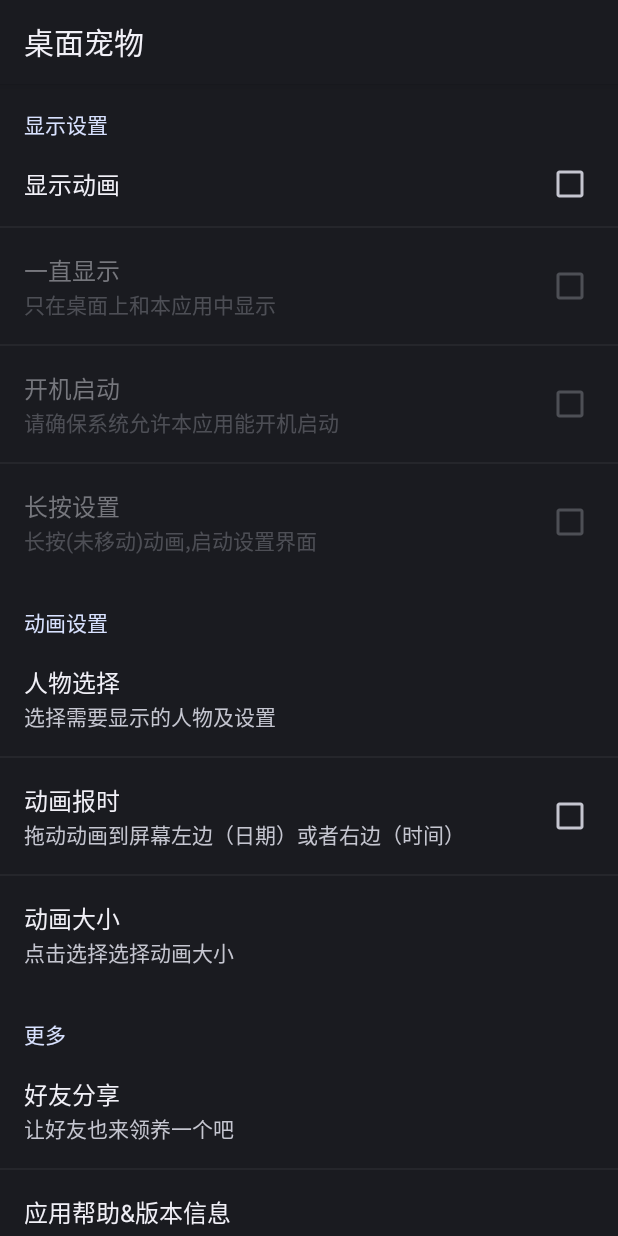
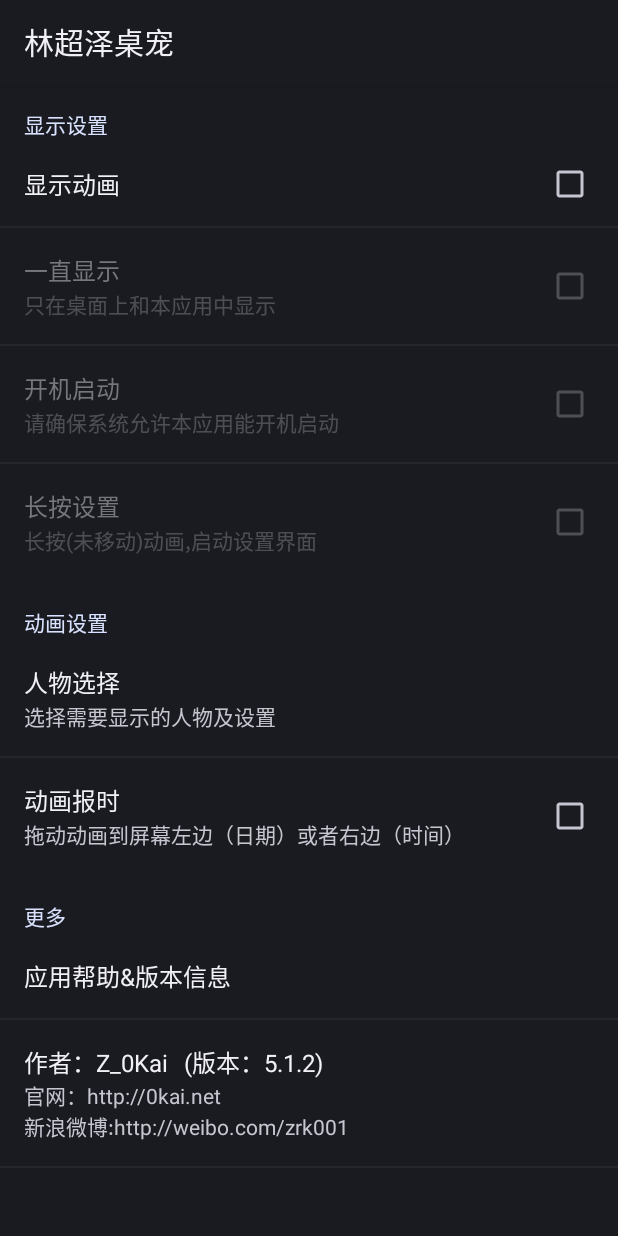
Before and after one commit to zhuwenwei2017/2018, an Android app: the screen it shows after launch (MainSettings), on a phone screen of 412 x 824 dp. Run offline under Robolectric (Android 15) with nearby library versions, the phone set to English and light mode, and no system bars; libraries missing offline, so code that uses them is left out: com.umeng.analytics; 1 statement that could not run was skipped.

Commit message:
修改文本

```diff
--- a/PET-OP/app/src/main/java/akai/pet/one/piece/AppService.java
+++ b/PET-OP/app/src/main/java/akai/pet/one/piece/AppService.java
@@ -103,7 +103,7 @@ public class AppService extends Service implements OnSharedPreferenceChangeListe
         handler.post(changRunnable);
         if(!sp.getBoolean("all_app_visible", false))
             handler.post(homeRunnable);
-        frameTime = Integer.parseInt(sp.getString("frame_time", "150"));
+        frameTime = Integer.parseInt(sp.getString("frame_time", "200"));
         randomTime = Integer.parseInt(sp.getString("random_time", "5000"));
         //屏幕为on
         sp.edit().putBoolean("screen_on", true).commit();
@@ -247,7 +247,7 @@ public class AppService extends Service implements OnSharedPreferenceChangeListe
             addPerson();
         }
         else if("frame_time".equals(key)){
-            frameTime = Integer.parseInt(sp.getString("frame_time", "150"));
+            frameTime = Integer.parseInt(sp.getString("frame_time", "200"));
         }
         else if("random_time".equals(key)){
             randomTime = Integer.parseInt(sp.getString("random_time", "5000"));
--- a/PET-OP/app/src/main/java/akai/pet/one/piece/settings/PersonSettingDialog.java
+++ b/PET-OP/app/src/main/java/akai/pet/one/piece/settings/PersonSettingDialog.java
@@ -79,7 +79,7 @@ public class PersonSettingDialog extends AlertDialog{
 			//perference_key        //icon                    //name
 			{"panda_action_sit",	R.drawable.panda_sit,	  R.string.str_sit},
 			{"panda_action_walk",	R.drawable.panda_walk_1,  R.string.str_walk},
-			{"panda_action_stand",	R.drawable.panda_stand,	  R.string.str_stand},
+//			{"panda_action_stand",	R.drawable.panda_stand,	  R.string.str_stand},
 	};
 	private final Object nanjingData[][] = {
 			//perference_key        //icon                    //name
--- a/PET-OP/app/src/main/res/values/strings.xml
+++ b/PET-OP/app/src/main/res/values/strings.xml
@@ -1,33 +1,25 @@
 <?xml version="1.0" encoding="utf-8"?>
 <resources>
     <!-- 描述 -->
-    <string name="app_name">桌面宠物</string>
+    <string name="app_name">林超泽桌宠</string>
     <string name="luffy_full_name">蒙奇·D·路飛\n(MONKEY·D·LUFFY)</string>
     <string name="zoro_full_name">羅洛亞·卓洛\n(RORONOA·ZORO)</string>
     <string name="law_full_name">特拉法爾加·羅\n(TRAFALGAR·LAW)</string>
     <string name="chopper_full_name">托尼托尼·喬巴\n(TONY ~·CHOPPER)</string>
-    <string name="panda_full_name">熊猫\n(PANDA)</string>
-    <string name="nanjing_full_name">南京\n(NANJING)</string>
+    <string name="panda_full_name">熊猫\n(作者：Yihre)</string>
+    <string name="nanjing_full_name">0722杭州站\n(作者：旭)</string>
     <string name="luffy">路飛</string>
     <string name="zoro">卓洛</string>
     <string name="law">羅</string>
     <string name="chopper">喬巴</string>
     <string name="panda">熊猫</string>
-    <string name="nanjing">南京</string>
-    <string name="welcome_hlep">【介绍】\n
-								《桌面宠物：OP版》V5重大升级，添加了网络更新下载资源功能。
-								版本中默认本地人物：路飞、卓洛、罗和乔巴。
-								本人属于上班族，空余时间开发，感谢大家的支持，谢谢！\n
-								如果觉得不错就分享给好友吧！\n
-								期待下次更新，请关注在线人物的更新。\n
-								这个可爱的小人物可以在任何界面上显示，不再局限于壁纸上，也不需要为壁纸更换的局限个烦恼，
-								还可以为你播报日期时间。海迷们还等什么，快来领取你的桌面宠物吧！\n\n
-								【版本说明】\n
-								Ver5.1.2:\n
-								1、修复了无法下载问题\n
-								【帮助】\n
-								在线资源下载，请不要删除本地中的资源文件，若不小心删除了，请在人物选择中重新下载。
-								如有疑问，请到官网反馈。
+    <string name="nanjing">0722杭州站</string>
+    <string name="welcome_hlep">【版本号】v1.0\n
+需要在手机设置里的悬浮窗口设置中，开启对本应用的授权，以保证桌宠能正常显示。\n
+ 【关于投稿】\n
+欢迎各位VC随时投稿💛 \n
+有意投稿者请联系林超泽百度贴吧官博或者邮箱1076620064@qq.com\n
+将会根据投稿内容进行不定期更新，期待你的加入💛\n
 	</string>
     <!-- 信息保留静态字段 -->
     <string name="sp_name">one_piece_settings</string>
--- a/PET-OP/app/src/main/res/xml/main_settings.xml
+++ b/PET-OP/app/src/main/res/xml/main_settings.xml
@@ -44,15 +44,15 @@
             android:summary="@string/str_anim_to_show_time"
             />
 	    <!-- 动画大小 -->
-        <ListPreference
-            android:key="person_size"
-            android:title="@string/str_person_size"
-            android:summary="@string/str_chose_person_size"
-            android:entries="@array/person_size"
-            android:entryValues="@array/person_size_value"
-            android:defaultValue="0.4"
-            android:negativeButtonText="@string/str_cancel"
-            />
+        <!--<ListPreference-->
+            <!--android:key="person_size"-->
+            <!--android:title="@string/str_person_size"-->
+            <!--android:summary="@string/str_chose_person_size"-->
+            <!--android:entries="@array/person_size"-->
+            <!--android:entryValues="@array/person_size_value"-->
+            <!--android:defaultValue="0.4"-->
+            <!--android:negativeButtonText="@string/str_cancel"-->
+            <!--/>-->
         <!--行走速度-->
         <!--<ListPreference-->
             <!--android:key="frame_time"-->
@@ -96,11 +96,11 @@
 	        android:summary="点查看更多手机必备精品应用"
 	        />
 -->
-		<Preference
-		    android:key="app_share"
-		    android:title="@string/str_share"
-			android:summary="@string/str_share_summary"
-		    />
+		<!--<Preference -->
+		    <!--android:key="app_share"-->
+		    <!--android:title="@string/str_share"-->
+			<!--android:summary="@string/str_share_summary"-->
+		    <!--/>-->
 		<Preference
 			android:key="app_help"
 			android:title="@string/str_help_and_version"
```
